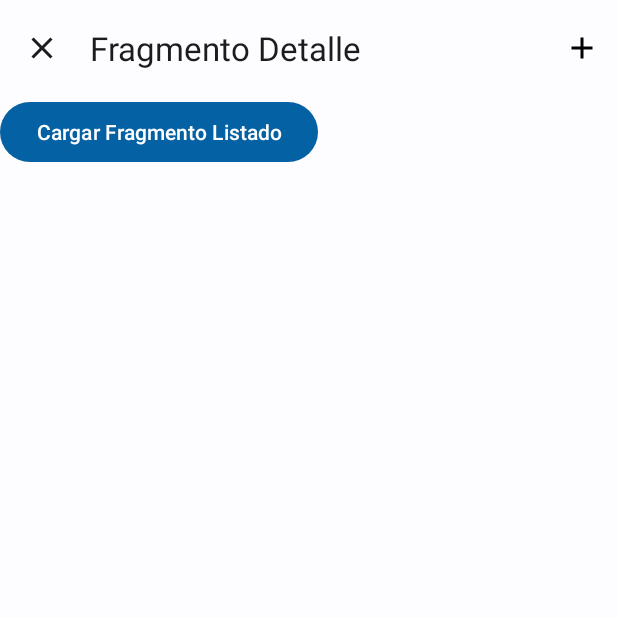
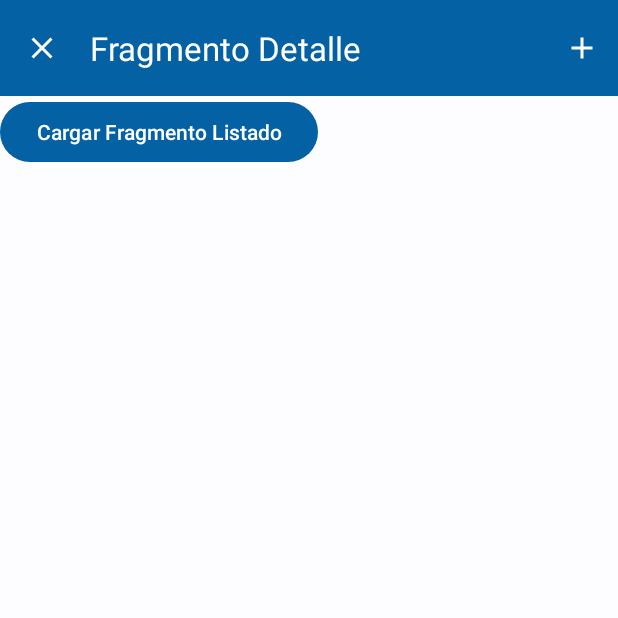
Before and after one commit to iesam-dam/ut-fragments, an Android app: the screen it shows after launch (MainActivity), after a tap on "Cargar Fragmento Detalle", on a phone screen of 412 x 824 dp, the top half of it. Run offline under Robolectric (Android 15) with nearby library versions, the phone set to English and light mode, and no system bars.

Commit message:
Update styles

```diff
--- a/app/src/main/res/drawable/ic_add.xml
+++ b/app/src/main/res/drawable/ic_add.xml
@@ -1,5 +1,9 @@
-<vector android:height="24dp" android:tint="#000000"
-    android:viewportHeight="24" android:viewportWidth="24"
-    android:width="24dp" xmlns:android="http://schemas.android.com/apk/res/android">
-    <path android:fillColor="@android:color/white" android:pathData="M19,13h-6v6h-2v-6H5v-2h6V5h2v6h6v2z"/>
+<vector xmlns:android="http://schemas.android.com/apk/res/android"
+    android:width="24dp"
+    android:height="24dp"
+    android:viewportWidth="24"
+    android:viewportHeight="24">
+    <path
+        android:fillColor="@android:color/white"
+        android:pathData="M19,13h-6v6h-2v-6H5v-2h6V5h2v6h6v2z" />
 </vector>
--- a/app/src/main/res/drawable/ic_close.xml
+++ b/app/src/main/res/drawable/ic_close.xml
@@ -1,5 +1,9 @@
-<vector android:height="24dp" android:tint="#000000"
-    android:viewportHeight="24" android:viewportWidth="24"
-    android:width="24dp" xmlns:android="http://schemas.android.com/apk/res/android">
-    <path android:fillColor="@android:color/white" android:pathData="M19,6.41L17.59,5 12,10.59 6.41,5 5,6.41 10.59,12 5,17.59 6.41,19 12,13.41 17.59,19 19,17.59 13.41,12z"/>
+<vector xmlns:android="http://schemas.android.com/apk/res/android"
+    android:width="24dp"
+    android:height="24dp"
+    android:viewportWidth="24"
+    android:viewportHeight="24">
+    <path
+        android:fillColor="@android:color/white"
+        android:pathData="M19,6.41L17.59,5 12,10.59 6.41,5 5,6.41 10.59,12 5,17.59 6.41,19 12,13.41 17.59,19 19,17.59 13.41,12z" />
 </vector>
--- a/app/src/main/res/drawable/ic_delete.xml
+++ b/app/src/main/res/drawable/ic_delete.xml
@@ -1,5 +1,9 @@
-<vector android:height="24dp" android:tint="#000000"
-    android:viewportHeight="24" android:viewportWidth="24"
-    android:width="24dp" xmlns:android="http://schemas.android.com/apk/res/android">
-    <path android:fillColor="@android:color/white" android:pathData="M6,19c0,1.1 0.9,2 2,2h8c1.1,0 2,-0.9 2,-2V7H6v12zM19,4h-3.5l-1,-1h-5l-1,1H5v2h14V4z"/>
+<vector xmlns:android="http://schemas.android.com/apk/res/android"
+    android:width="24dp"
+    android:height="24dp"
+    android:viewportWidth="24"
+    android:viewportHeight="24">
+    <path
+        android:fillColor="@android:color/white"
+        android:pathData="M6,19c0,1.1 0.9,2 2,2h8c1.1,0 2,-0.9 2,-2V7H6v12zM19,4h-3.5l-1,-1h-5l-1,1H5v2h14V4z" />
 </vector>
--- a/app/src/main/res/drawable/ic_favorite.xml
+++ b/app/src/main/res/drawable/ic_favorite.xml
@@ -1,5 +1,9 @@
-<vector android:height="24dp" android:tint="#000000"
-    android:viewportHeight="24" android:viewportWidth="24"
-    android:width="24dp" xmlns:android="http://schemas.android.com/apk/res/android">
-    <path android:fillColor="@android:color/white" android:pathData="M16.5,3c-1.74,0 -3.41,0.81 -4.5,2.09C10.91,3.81 9.24,3 7.5,3 4.42,3 2,5.42 2,8.5c0,3.78 3.4,6.86 8.55,11.54L12,21.35l1.45,-1.32C18.6,15.36 22,12.28 22,8.5 22,5.42 19.58,3 16.5,3zM12.1,18.55l-0.1,0.1 -0.1,-0.1C7.14,14.24 4,11.39 4,8.5 4,6.5 5.5,5 7.5,5c1.54,0 3.04,0.99 3.57,2.36h1.87C13.46,5.99 14.96,5 16.5,5c2,0 3.5,1.5 3.5,3.5 0,2.89 -3.14,5.74 -7.9,10.05z"/>
+<vector xmlns:android="http://schemas.android.com/apk/res/android"
+    android:width="24dp"
+    android:height="24dp"
+    android:viewportWidth="24"
+    android:viewportHeight="24">
+    <path
+        android:fillColor="@android:color/white"
+        android:pathData="M16.5,3c-1.74,0 -3.41,0.81 -4.5,2.09C10.91,3.81 9.24,3 7.5,3 4.42,3 2,5.42 2,8.5c0,3.78 3.4,6.86 8.55,11.54L12,21.35l1.45,-1.32C18.6,15.36 22,12.28 22,8.5 22,5.42 19.58,3 16.5,3zM12.1,18.55l-0.1,0.1 -0.1,-0.1C7.14,14.24 4,11.39 4,8.5 4,6.5 5.5,5 7.5,5c1.54,0 3.04,0.99 3.57,2.36h1.87C13.46,5.99 14.96,5 16.5,5c2,0 3.5,1.5 3.5,3.5 0,2.89 -3.14,5.74 -7.9,10.05z" />
 </vector>
--- a/app/src/main/res/drawable/ic_favorite_fill.xml
+++ b/app/src/main/res/drawable/ic_favorite_fill.xml
@@ -1,5 +1,9 @@
-<vector android:height="24dp" android:tint="#000000"
-    android:viewportHeight="24" android:viewportWidth="24"
-    android:width="24dp" xmlns:android="http://schemas.android.com/apk/res/android">
-    <path android:fillColor="@android:color/white" android:pathData="M12,21.35l-1.45,-1.32C5.4,15.36 2,12.28 2,8.5 2,5.42 4.42,3 7.5,3c1.74,0 3.41,0.81 4.5,2.09C13.09,3.81 14.76,3 16.5,3 19.58,3 22,5.42 22,8.5c0,3.78 -3.4,6.86 -8.55,11.54L12,21.35z"/>
+<vector xmlns:android="http://schemas.android.com/apk/res/android"
+    android:width="24dp"
+    android:height="24dp"
+    android:viewportWidth="24"
+    android:viewportHeight="24">
+    <path
+        android:fillColor="@android:color/white"
+        android:pathData="M12,21.35l-1.45,-1.32C5.4,15.36 2,12.28 2,8.5 2,5.42 4.42,3 7.5,3c1.74,0 3.41,0.81 4.5,2.09C13.09,3.81 14.76,3 16.5,3 19.58,3 22,5.42 22,8.5c0,3.78 -3.4,6.86 -8.55,11.54L12,21.35z" />
 </vector>
--- a/app/src/main/res/layout/view_toolbar.xml
+++ b/app/src/main/res/layout/view_toolbar.xml
@@ -1,13 +1,16 @@
 <?xml version="1.0" encoding="utf-8"?>
 <com.google.android.material.appbar.AppBarLayout xmlns:android="http://schemas.android.com/apk/res/android"
+    xmlns:app="http://schemas.android.com/apk/res-auto"
     android:layout_width="match_parent"
     android:layout_height="wrap_content">
 
     <com.google.android.material.appbar.MaterialToolbar
         android:id="@+id/toolbar"
-        style="@style/Widget.Material3.Toolbar.Surface"
+        style="@style/Widget.Material3.Toolbar"
         android:layout_width="match_parent"
         android:layout_height="wrap_content"
-        android:minHeight="?attr/actionBarSize" />
+        android:background="?attr/colorPrimary"
+        android:minHeight="?attr/actionBarSize"
+        app:titleTextColor="?attr/colorOnPrimary" />
 
 </com.google.android.material.appbar.AppBarLayout>
```
Also changed, not shown: 1 other file.
